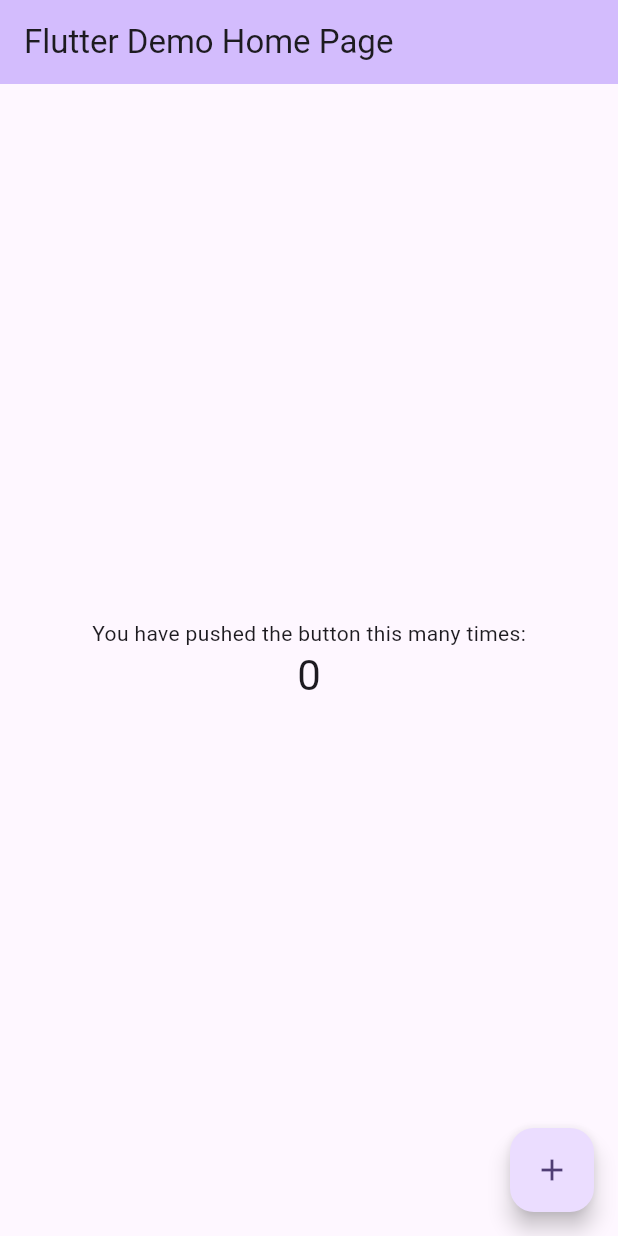
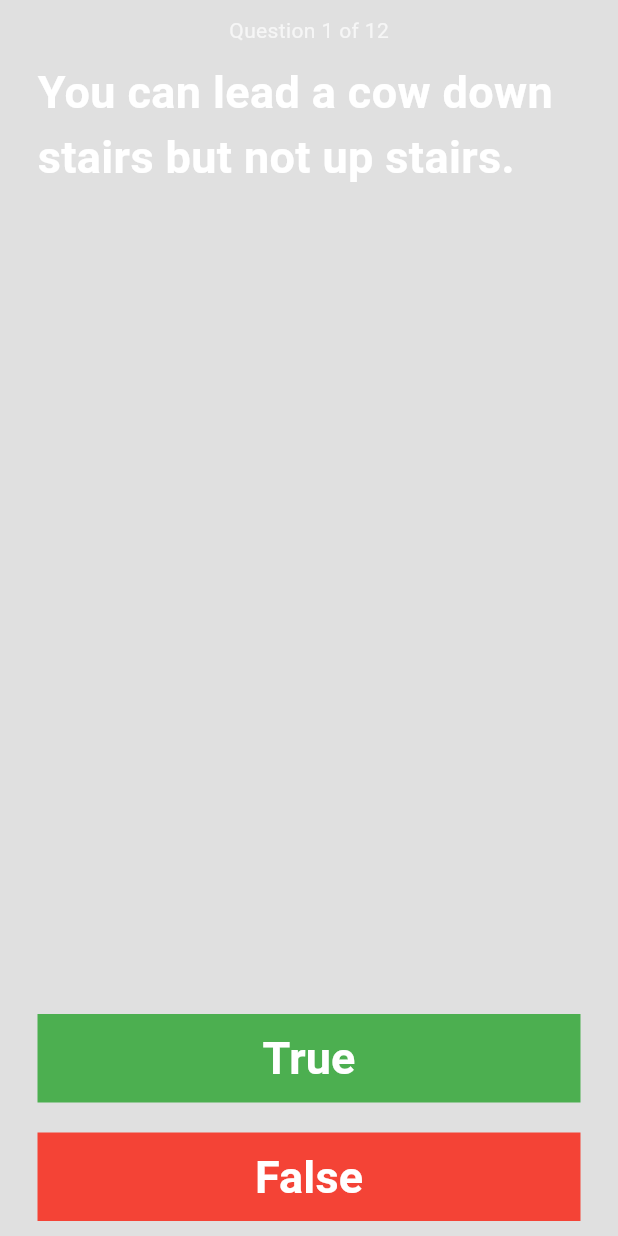
Before and after one commit to meetsp219/Quizzler, a Flutter app: the screen it shows after launch, on a phone screen of 412 x 824 dp. Run offline on Flutter 3.47's test engine with Material 3 defaults, Android fonts, the phone set to English and light mode, and no system bars.

Commit message:
v1 :: a basic quiz app with static questions

```diff
--- /dev/null
+++ b/lib/Question.dart
@@ -0,0 +1,17 @@
+class Question {
+  String _question = "";
+  bool _answer = false;
+
+  Question(String question, bool answer) {
+    _question = question;
+    _answer = answer;
+  }
+
+  String getQuestionText() {
+    return _question;
+  }
+
+  bool getAnswer() {
+    return _answer;
+  }
+}
--- a/lib/main.dart
+++ b/lib/main.dart
@@ -1,125 +1,138 @@
 import 'package:flutter/material.dart';
+import 'package:quizzler/quizBrain.dart';
 
-void main() {
-  runApp(const MyApp());
-}
+void main() => runApp(MyApp());
+
+QuizBrain quizBrain = new QuizBrain();
 
 class MyApp extends StatelessWidget {
   const MyApp({super.key});
 
-  // This widget is the root of your application.
   @override
   Widget build(BuildContext context) {
     return MaterialApp(
-      title: 'Flutter Demo',
-      theme: ThemeData(
-        // This is the theme of your application.
-        //
-        // TRY THIS: Try running your application with "flutter run". You'll see
-        // the application has a purple toolbar. Then, without quitting the app,
-        // try changing the seedColor in the colorScheme below to Colors.green
-        // and then invoke "hot reload" (save your changes or press the "hot
-        // reload" button in a Flutter-supported IDE, or press "r" if you used
-        // the command line to start the app).
-        //
-        // Notice that the counter didn't reset back to zero; the application
-        // state is not lost during the reload. To reset the state, use hot
-        // restart instead.
-        //
-        // This works for code too, not just values: Most code changes can be
-        // tested with just a hot reload.
-        colorScheme: ColorScheme.fromSeed(seedColor: Colors.deepPurple),
-        useMaterial3: true,
+      home: Scaffold(
+        backgroundColor: Colors.black12,
+        body: SafeArea(
+          child: QuizPage(),
+        ),
       ),
-      home: const MyHomePage(title: 'Flutter Demo Home Page'),
     );
   }
 }
 
-class MyHomePage extends StatefulWidget {
-  const MyHomePage({super.key, required this.title});
-
-  // This widget is the home page of your application. It is stateful, meaning
-  // that it has a State object (defined below) that contains fields that affect
-  // how it looks.
-
-  // This class is the configuration for the state. It holds the values (in this
-  // case the title) provided by the parent (in this case the App widget) and
-  // used by the build method of the State. Fields in a Widget subclass are
-  // always marked "final".
-
-  final String title;
+class QuizPage extends StatefulWidget {
+  const QuizPage({super.key});
 
   @override
-  State<MyHomePage> createState() => _MyHomePageState();
+  State<QuizPage> createState() => _QuizPageState();
 }
 
-class _MyHomePageState extends State<MyHomePage> {
-  int _counter = 0;
+class _QuizPageState extends State<QuizPage> {
+  List<Widget> scoreCardIcons = [];
 
-  void _incrementCounter() {
+  void checkAnswer(bool userChosenAnswer) {
     setState(() {
-      // This call to setState tells the Flutter framework that something has
-      // changed in this State, which causes it to rerun the build method below
-      // so that the display can reflect the updated values. If we changed
-      // _counter without calling setState(), then the build method would not be
-      // called again, and so nothing would appear to happen.
-      _counter++;
+      if (quizBrain.checkAnswer(userChosenAnswer)) {
+        scoreCardIcons.add(
+          Icon(
+            Icons.check,
+            color: Colors.green,
+            size: 25,
+          ),
+        );
+      } else {
+        scoreCardIcons.add(
+          Icon(
+            Icons.close,
+            color: Colors.red,
+            size: 25,
+          ),
+        );
+      }
+
+      if (quizBrain.quizEnded()) {
+        //display score in alert
+        print('quiz ended...!!!');
+        return;
+      }
     });
   }
 
   @override
   Widget build(BuildContext context) {
-    // This method is rerun every time setState is called, for instance as done
-    // by the _incrementCounter method above.
-    //
-    // The Flutter framework has been optimized to make rerunning build methods
-    // fast, so that you can just rebuild anything that needs updating rather
-    // than having to individually change instances of widgets.
-    return Scaffold(
-      appBar: AppBar(
-        // TRY THIS: Try changing the color here to a specific color (to
-        // Colors.amber, perhaps?) and trigger a hot reload to see the AppBar
-        // change color while the other colors stay the same.
-        backgroundColor: Theme.of(context).colorScheme.inversePrimary,
-        // Here we take the value from the MyHomePage object that was created by
-        // the App.build method, and use it to set our appbar title.
-        title: Text(widget.title),
-      ),
-      body: Center(
-        // Center is a layout widget. It takes a single child and positions it
-        // in the middle of the parent.
-        child: Column(
-          // Column is also a layout widget. It takes a list of children and
-          // arranges them vertically. By default, it sizes itself to fit its
-          // children horizontally, and tries to be as tall as its parent.
-          //
-          // Column has various properties to control how it sizes itself and
-          // how it positions its children. Here we use mainAxisAlignment to
-          // center the children vertically; the main axis here is the vertical
-          // axis because Columns are vertical (the cross axis would be
-          // horizontal).
-          //
-          // TRY THIS: Invoke "debug painting" (choose the "Toggle Debug Paint"
-          // action in the IDE, or press "p" in the console), to see the
-          // wireframe for each widget.
+    return Column(
+      mainAxisAlignment: MainAxisAlignment.spaceBetween,
+      crossAxisAlignment: CrossAxisAlignment.stretch,
+      children: [
+        Container(
+          alignment: Alignment.center,
+          margin: EdgeInsets.symmetric(horizontal: 25, vertical: 10),
+          child: Text(
+            'Question ${quizBrain.currentQuestion + 1} of ${quizBrain.questionBank.length}',
+            style: TextStyle(
+              color: Colors.white70,
+            ),
+          ),
+        ),
+        Expanded(
+          flex: 4,
+          child: Container(
+            margin: EdgeInsets.symmetric(horizontal: 25),
+            child: Text(
+              quizBrain.getQuestion(),
+              style: TextStyle(
+                color: Colors.white,
+                fontWeight: FontWeight.bold,
+                fontSize: 30,
+              ),
+            ),
+          ),
+        ),
+        Column(
           mainAxisAlignment: MainAxisAlignment.center,
-          children: <Widget>[
-            const Text(
-              'You have pushed the button this many times:',
+          crossAxisAlignment: CrossAxisAlignment.stretch,
+          children: [
+            Container(
+              color: Colors.green,
+              margin: EdgeInsets.symmetric(horizontal: 25, vertical: 10),
+              child: TextButton(
+                onPressed: () {
+                  checkAnswer(true);
+                },
+                child: Text(
+                  'True',
+                  style: TextStyle(
+                    color: Colors.white,
+                    fontWeight: FontWeight.bold,
+                    fontSize: 30,
+                  ),
+                ),
+              ),
             ),
-            Text(
-              '$_counter',
-              style: Theme.of(context).textTheme.headlineMedium,
+            Container(
+              color: Colors.red,
+              margin: EdgeInsets.symmetric(horizontal: 25, vertical: 10),
+              child: TextButton(
+                onPressed: () {
+                  checkAnswer(false);
+                },
+                child: Text(
+                  'False',
+                  style: TextStyle(
+                    color: Colors.white,
+                    fontWeight: FontWeight.bold,
+                    fontSize: 30,
+                  ),
+                ),
+              ),
             ),
           ],
         ),
-      ),
-      floatingActionButton: FloatingActionButton(
-        onPressed: _incrementCounter,
-        tooltip: 'Increment',
-        child: const Icon(Icons.add),
-      ), // This trailing comma makes auto-formatting nicer for build methods.
+        Row(
+          children: scoreCardIcons,
+        )
+      ],
     );
   }
 }
--- /dev/null
+++ b/lib/quizBrain.dart
@@ -0,0 +1,58 @@
+import 'Question.dart';
+
+class QuizBrain {
+  List<Question> questionBank = [
+    Question('You can lead a cow down stairs but not up stairs.', false),
+    Question('Approximately one quarter of human bones are in the feet.', true),
+    Question('A slug\'s blood is green.', true),
+    Question('Buzz Aldrin\'s mother\'s maiden name was \"Moon\".', true),
+    Question('It is illegal to pee in the Ocean in Portugal.', true),
+    Question(
+        'No piece of square dry paper can be folded in half more than 7 times.',
+        false),
+    Question(
+        'In London, UK, if you happen to die in the House of Parliament, you are technically entitled to a state funeral, because the building is considered too sacred a place.',
+        true),
+    Question(
+        'The loudest sound produced by any animal is 188 decibels. That animal is the African Elephant.',
+        false),
+    Question(
+        'The total surface area of two human lungs is approximately 70 square metres.',
+        true),
+    Question('Google was originally called \"Backrub\".', true),
+    Question(
+        'Chocolate affects a dog\'s heart and nervous system; a few ounces are enough to kill a small dog.',
+        true),
+    Question(
+        'In West Virginia, USA, if you accidentally hit an animal with your car, you are free to take it home to eat.',
+        true),
+  ];
+
+  int currentQuestion = 0;
+  int score = 0;
+
+  bool checkAnswer(bool userChoseAnswer) {
+    if (userChoseAnswer == questionBank[currentQuestion].getAnswer()) {
+      score++;
+      if (!quizEnded()) {
+        currentQuestion++;
+      }
+      return true;
+    } else {
+      if (!quizEnded()) {
+        currentQuestion++;
+      }
+      return false;
+    }
+  }
+
+  bool quizEnded() => currentQuestion >= questionBank.length - 1 ? true : false;
+
+  String getQuestion() {
+    return questionBank[currentQuestion].getQuestionText();
+  }
+
+  bool getAnswer() {
+    return questionBank[currentQuestion].getAnswer();
+  }
+}
```
Also changed, not shown: pubspec.yaml (+2 -72 lines).
